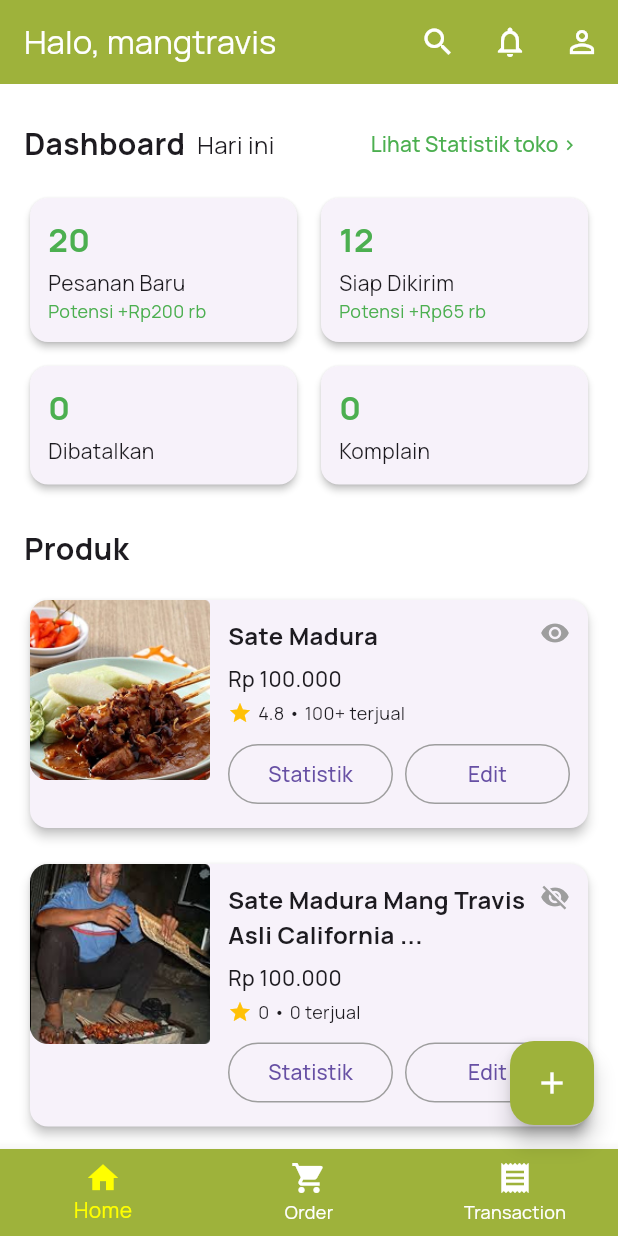
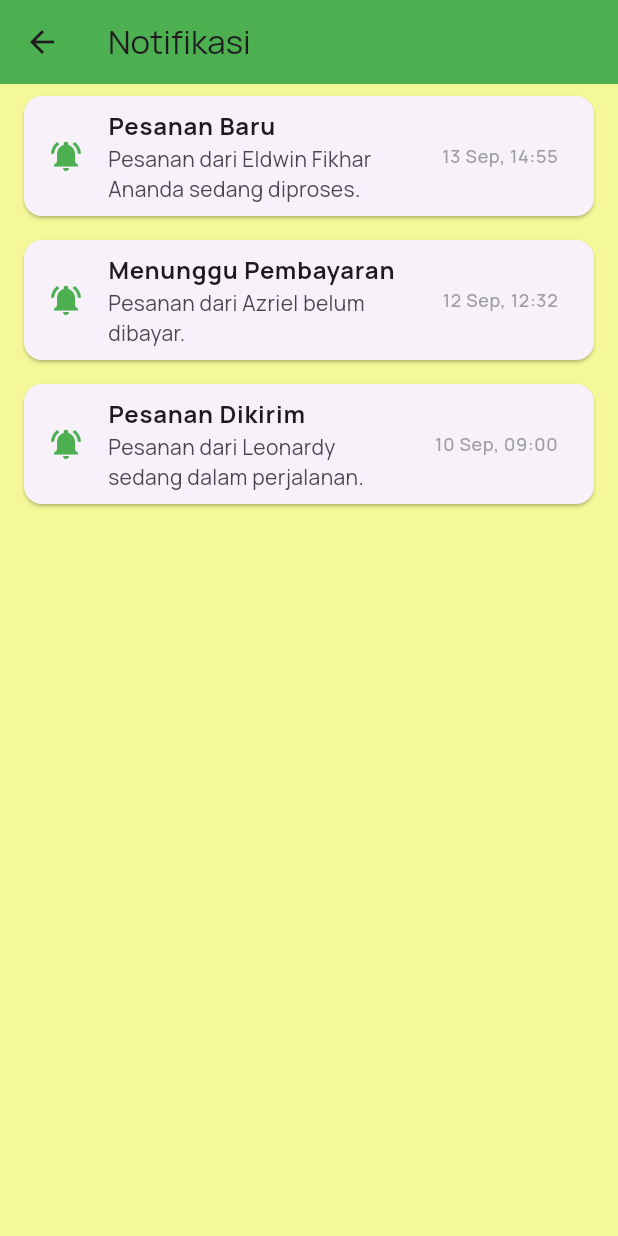
Before and after one commit to carizsm/Nustaka, a Flutter app: the SellerHomepage screen opened directly, after a tap on the "notifications none" icon, on a phone screen of 412 x 824 dp. Run offline on Flutter 3.47's test engine with Material 3 defaults, Android fonts, the phone set to English and light mode, and no system bars; our stand-ins replace shared_preferences; accounts and stored records are empty.

Commit message:
Penambahan notification

```diff
--- a/lib/screens/seller/seller_homepage.dart
+++ b/lib/screens/seller/seller_homepage.dart
@@ -7,6 +7,7 @@ import 'seller_statistik_produk.dart';
 import 'seller_profil.dart';
 import 'seller_user_data.dart';
 import 'seller_edit_produk.dart';
+import 'seller_notification.dart';
 
 class SellerHomepage extends StatefulWidget {
   const SellerHomepage({super.key});
@@ -43,7 +44,12 @@ class _SellerHomepageState extends State<SellerHomepage> {
           ),
           IconButton(
             icon: const Icon(Icons.notifications_none, color: Colors.white),
-            onPressed: () {},
+            onPressed: () {
+              Navigator.push(
+                context,
+                MaterialPageRoute(builder: (context) => const SellerNotificationPage()),
+              );
+            },
           ),
           IconButton(
             icon: const Icon(Icons.person_outline, color: Colors.white),
--- /dev/null
+++ b/lib/screens/seller/seller_notification.dart
@@ -0,0 +1,51 @@
+import 'package:flutter/material.dart';
+
+class SellerNotificationPage extends StatelessWidget {
+  const SellerNotificationPage({Key? key}) : super(key: key);
+
+  final List<Map<String, String>> notifications = const [
+    {
+      'title': 'Pesanan Baru',
+      'message': 'Pesanan dari Eldwin Fikhar Ananda sedang diproses.',
+      'date': '13 Sep, 14:55'
+    },
+    {
+      'title': 'Menunggu Pembayaran',
+      'message': 'Pesanan dari Azriel belum dibayar.',
+      'date': '12 Sep, 12:32'
+    },
+    {
+      'title': 'Pesanan Dikirim',
+      'message': 'Pesanan dari Leonardy sedang dalam perjalanan.',
+      'date': '10 Sep, 09:00'
+    },
+  ];
+
+  @override
+  Widget build(BuildContext context) {
+    return Scaffold(
+      appBar: AppBar(
+        title: const Text('Notifikasi'),
+        backgroundColor: Colors.green,
+      ),
+      body: ListView.builder(
+        itemCount: notifications.length,
+        itemBuilder: (context, index) {
+          final notif = notifications[index];
+          return Card(
+            margin: const EdgeInsets.symmetric(horizontal: 16, vertical: 8),
+            child: ListTile(
+              leading: const Icon(Icons.notifications_active, color: Colors.green),
+              title: Text(notif['title']!, style: const TextStyle(fontWeight: FontWeight.bold)),
+              subtitle: Text(notif['message']!),
+              trailing: Text(
+                notif['date']!,
+                style: const TextStyle(fontSize: 12, color: Colors.grey),
+              ),
+            ),
+          );
+        },
+      ),
+    );
+  }
+}
```
